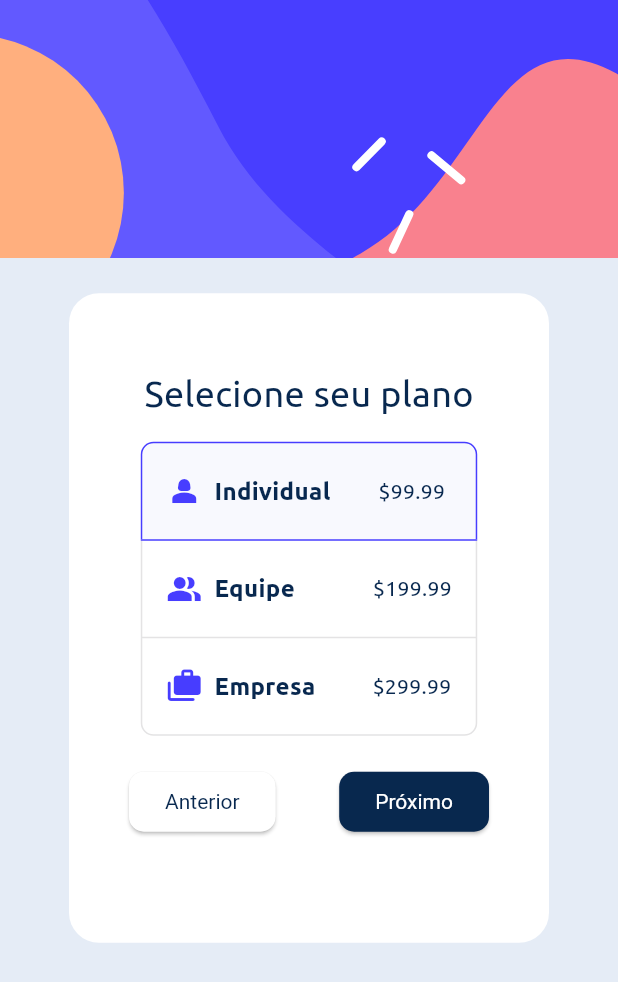
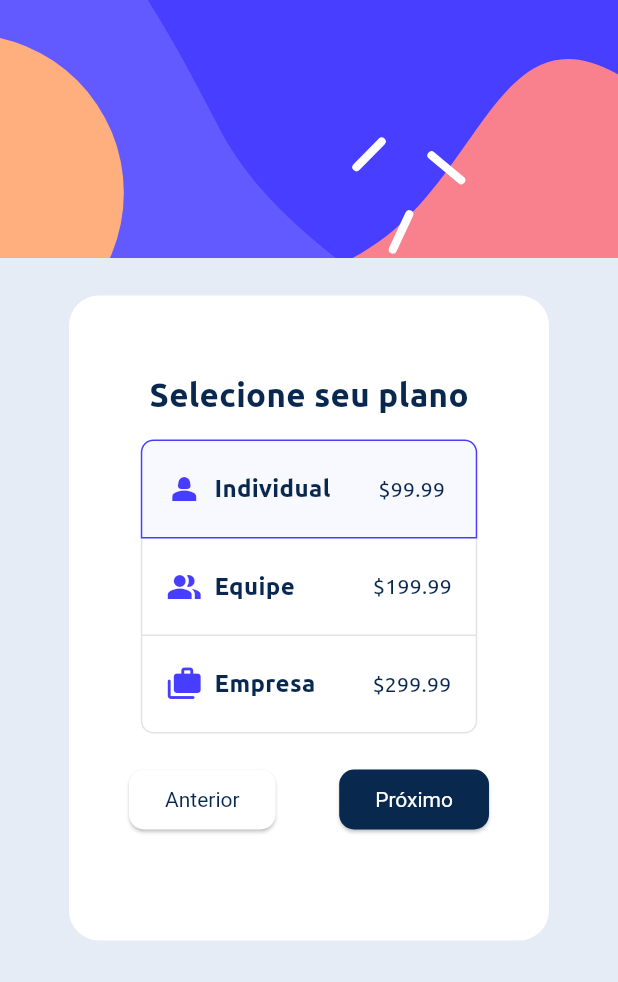
Before and after one commit to gabszuba/multi-step-registration-form, a Flutter app: the StepTwo screen opened by its route, on a phone screen of 412 x 824 dp. Shown: the top 982 px of the screen. Run offline on Flutter 3.47's test engine with Material 3 defaults, Android fonts, the phone set to English and light mode, and no system bars; our stand-ins replace flutter_svg, mask_text_input_formatter.

Commit message:
fix secont step title font style

```diff
--- a/lib/view/signupStepTwo.dart
+++ b/lib/view/signupStepTwo.dart
@@ -67,7 +67,8 @@ class _StepTwoState extends State<StepTwo> {
             const Text(
               "Selecione seu plano",
               style: TextStyle(
-                fontSize: 24,
+                fontSize: 22,
+                fontWeight: FontWeight.bold,
                 color: Color(0xFE07274e),
               ),
             ),
```
